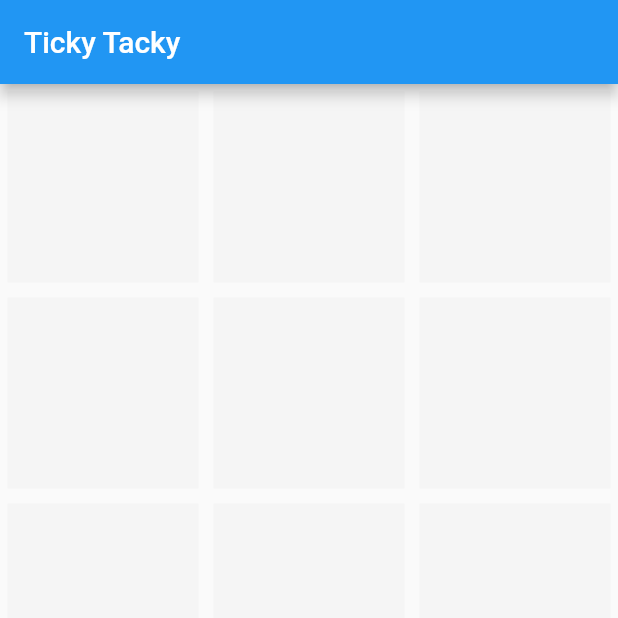
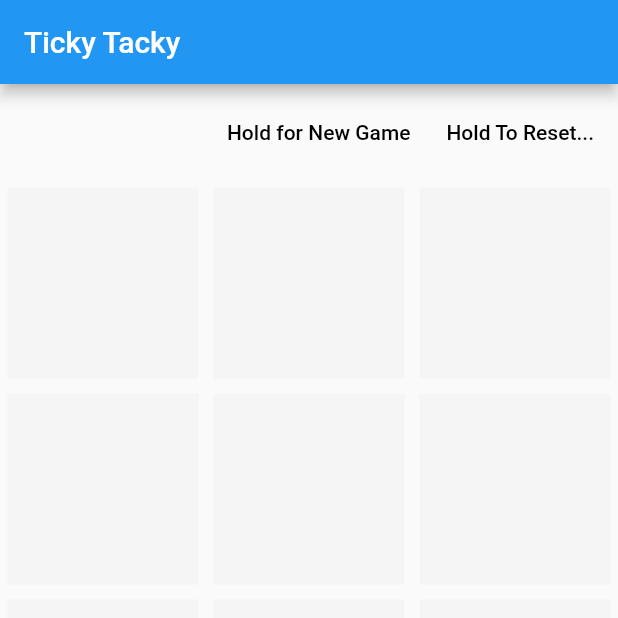
Before and after one commit to nguyen-michael/tic-tac-toe-flutter, a Flutter app: the screen it shows after launch, on a phone screen of 412 x 824 dp, the top half of it. Run offline on Flutter 3.47's test engine with Material 2 defaults, Android fonts, the light colour scheme and no system bars.

Commit message:
Implement New Game button

```diff
--- a/lib/main.dart
+++ b/lib/main.dart
@@ -1,3 +1,5 @@
+// import 'dart:html';
+
 import 'package:flutter/material.dart';
 import 'package:flutter/rendering.dart';
 
@@ -69,10 +71,39 @@ class Board extends StatefulWidget {
 
 class _BoardState extends State<Board> {
   List _gameState = [0, 0, 0, 0, 0, 0, 0, 0, 0];
+  List _score = [0, 0];
+  int _count = 0;
   bool _currentPlayerOne = true;
-  @override
-  Widget build(BuildContext context) {
-    return Container(
+
+  Widget _controls() => ButtonBar(
+        children: [
+          FlatButton(
+            onPressed: null,
+            onLongPress: () {
+              setState(() {
+                _gameState = [0, 0, 0, 0, 0, 0, 0, 0, 0];
+                _score = [0, 0];
+                _count = 0;
+                _currentPlayerOne = true;
+              });
+            },
+            child: Text("Hold for New Game"),
+          ),
+          // Reset button
+          FlatButton(
+            onPressed: () {},
+            onLongPress: () {
+              setState(() {
+                _gameState = [0, 0, 0, 0, 0, 0, 0, 0, 0];
+              });
+            },
+            child: Text("Hold To Reset..."),
+          )
+        ],
+      );
+
+/*  Create some more widgets for player display, etc */
+  Widget _gameBoard() => Expanded(
         child: GridView.builder(
           gridDelegate:
               SliverGridDelegateWithFixedCrossAxisCount(crossAxisCount: 3),
@@ -90,11 +121,21 @@ class _BoardState extends State<Board> {
                   _gameState[index] = 2;
                   _currentPlayerOne = true;
                 }
+                /* Check win/ draw conditions in here and set the states */
               });
             },
           ),
           itemCount: 9,
         ),
       );
+
+  @override
+  Widget build(BuildContext context) {
+    return Column(
+      children: [
+        _controls(),
+        _gameBoard(),
+      ],
+    );
   }
 }
```
Lines whose indentation alone changed are shown as unchanged.
